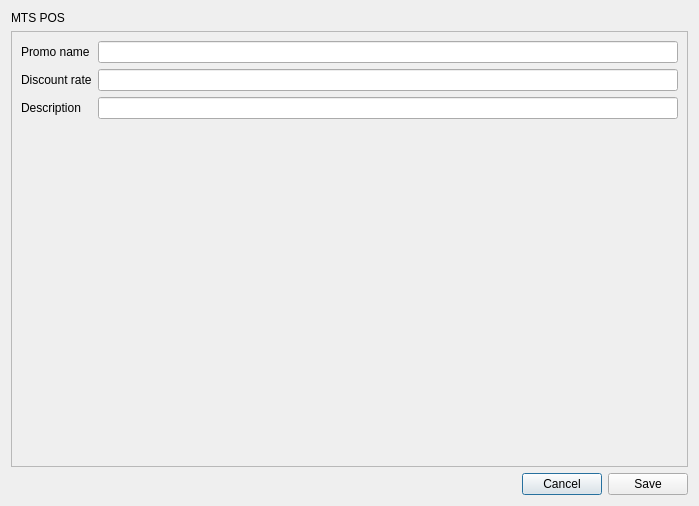
rondalefloyd/mts-pos, file app/views/templates/generated/EditItemType.ui: the form before one commit.
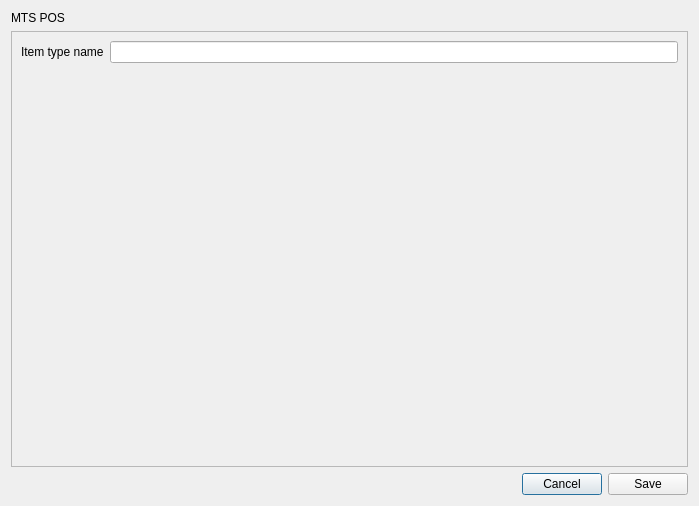
The form after the commit.

Patch:
```diff
--- a/app/views/templates/generated/EditItemType.ui
+++ b/app/views/templates/generated/EditItemType.ui
@@ -45,36 +45,12 @@
        <item row="0" column="0">
         <widget class="QLabel" name="label_3">
          <property name="text">
-          <string>Promo name</string>
+          <string>Item type name</string>
          </property>
         </widget>
        </item>
        <item row="0" column="1">
-        <widget class="QLineEdit" name="lineEditPromoName"/>
-       </item>
-       <item row="1" column="0">
-        <widget class="QLabel" name="label_2">
-         <property name="text">
-          <string>Discount rate</string>
-         </property>
-        </widget>
-       </item>
-       <item row="1" column="1">
-        <widget class="QLineEdit" name="lineEditDiscountRate">
-         <property name="alignment">
-          <set>Qt::AlignRight|Qt::AlignTrailing|Qt::AlignVCenter</set>
-         </property>
-        </widget>
-       </item>
-       <item row="2" column="0">
-        <widget class="QLabel" name="label">
-         <property name="text">
-          <string>Description</string>
-         </property>
-        </widget>
-       </item>
-       <item row="2" column="1">
-        <widget class="QLineEdit" name="lineEditDescription"/>
+        <widget class="QLineEdit" name="lineEditItemTypeName"/>
        </item>
       </layout>
      </widget>
```
Left out of the diff: 6 changed lines with no effect on the pictures.
